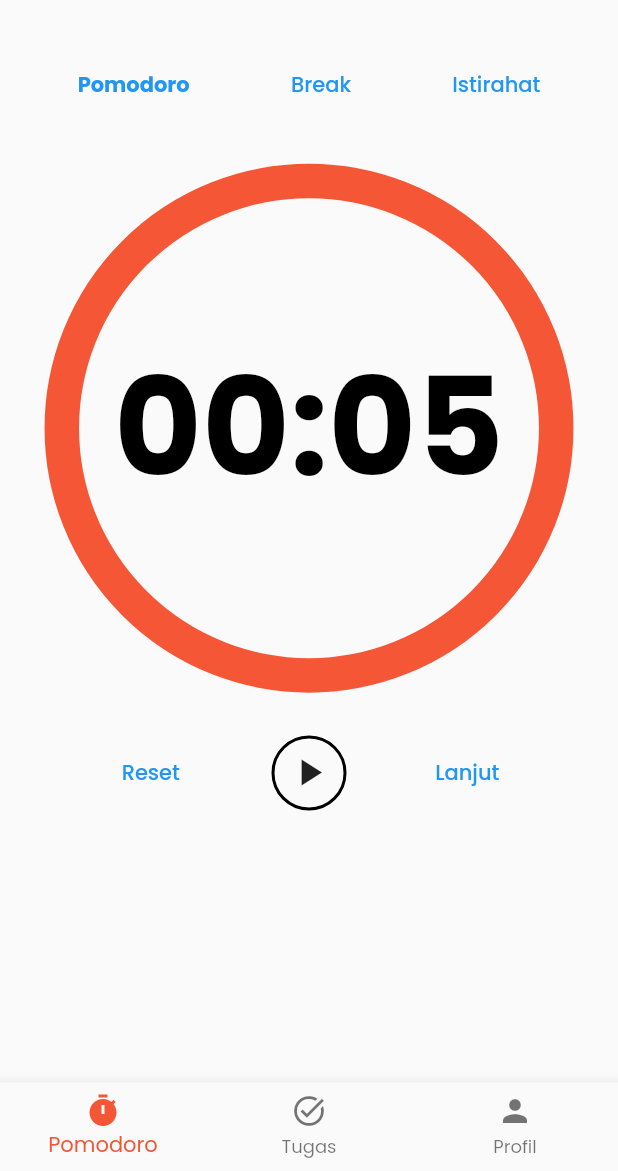
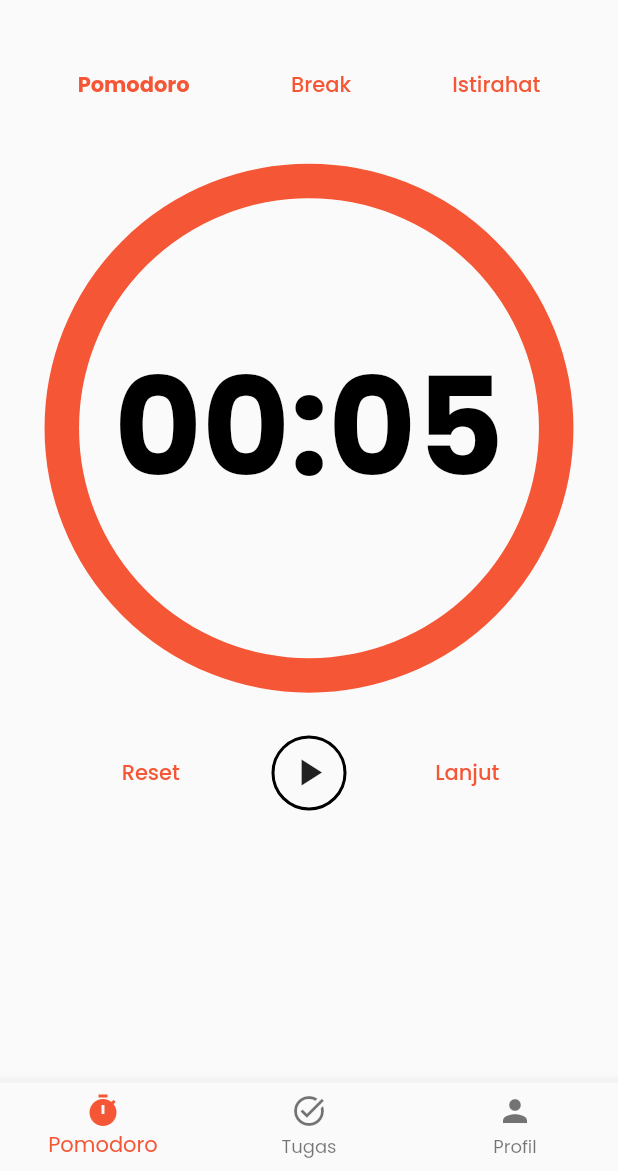
Before and after one commit to zamzamnurahman/Pomodoro-Task-Manager-Apps, a Flutter app: the MainScreen screen opened by its route, on a phone screen of 412 x 824 dp, the part 65-1236 px from its top. Run offline on Flutter 3.47's test engine with Material 2 defaults, Android fonts, the phone set to English and light mode, and no system bars; drawn by our look-alikes of circular_countdown_timer; our stand-ins replace flutter_riverpod, flutter_svg, go_router.

Commit message:
update theme with colorscheme

```diff
--- a/lib/src/config/theme.dart
+++ b/lib/src/config/theme.dart
@@ -4,5 +4,18 @@ const Color primary = Color(0xffF55635);
 const Color secondary = Color(0xff70CB51);
 
 ThemeData themeData = ThemeData(
-  fontFamily: "Poppins",
-);
+    fontFamily: "Poppins",
+    primaryColor: primary,
+    colorScheme: const ColorScheme(
+      brightness: Brightness.light,
+      primary: primary,
+      onPrimary: primary,
+      secondary: secondary,
+      onSecondary: secondary,
+      error: Colors.red,
+      onError: Colors.red,
+      background: Colors.white,
+      onBackground: Colors.white,
+      surface: Colors.white,
+      onSurface: Colors.white,
+    ));
--- a/lib/src/presentations/screens/pomodoro_screen.dart
+++ b/lib/src/presentations/screens/pomodoro_screen.dart
@@ -225,13 +225,11 @@ class TimerPomodoro extends ConsumerWidget {
         onComplete: () {
           ref.watch(playtimerProvider.notifier).setPlay('not start');
           final index = ref.watch(navProvider);
-          print("INDEX PERTASAMA $index");
           if (index == 2) {
             ref.watch(navProvider.notifier).setNavigation(0);
           } else {
             ref.watch(navProvider.notifier).setNavigation(index + 1);
           }
-          print("INDEX KEDUA $index");
         },
         onChange: (String timeStamp) {
           debugPrint('Countdown Changed $timeStamp');
```
